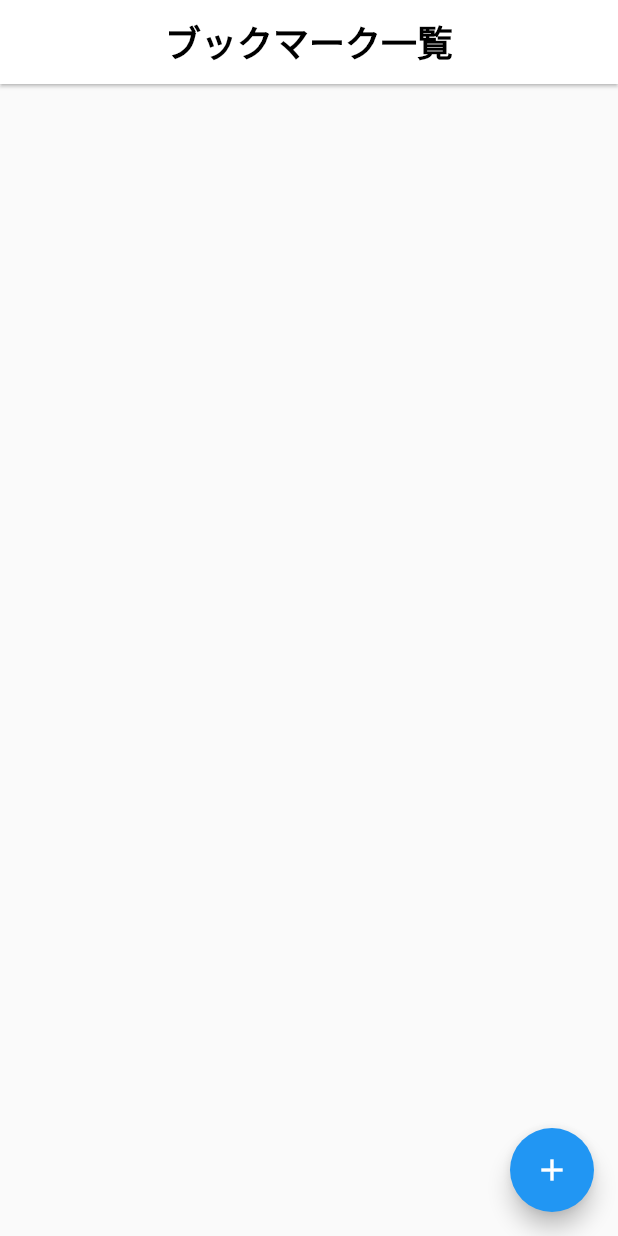
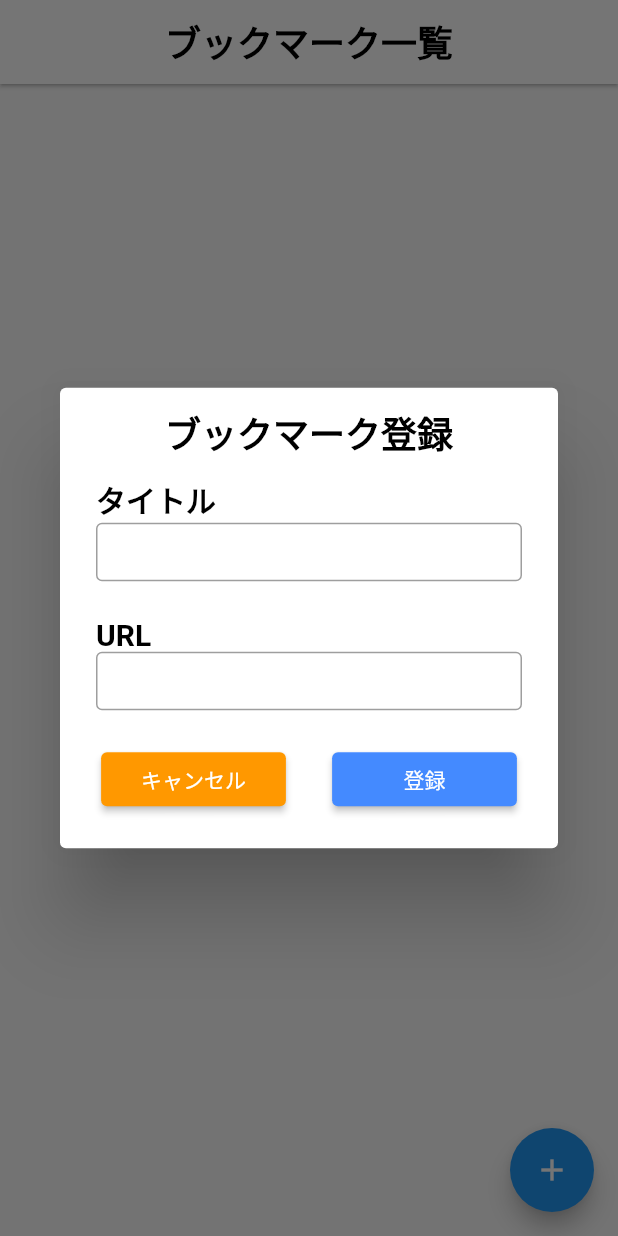
Before and after one commit to yabu397/inst_browser_app, a Flutter app: the screen it shows after launch, after a tap on the "add" icon, on a phone screen of 412 x 824 dp. Run offline on Flutter 3.47's test engine with Material 2 defaults, Android fonts, the phone set to English and light mode, and no system bars; our stand-ins replace dartz, equatable, flutter_riverpod, go_router, sqflite; accounts and stored records are empty.

Commit message:
Bookmark追加機能追加

```diff
--- a/lib/features/bookmark/data/datasource/bookmark_local_datasource.dart
+++ b/lib/features/bookmark/data/datasource/bookmark_local_datasource.dart
@@ -1,32 +1,30 @@
-import 'dart:convert';
-
 import 'package:dartz/dartz.dart';
-import 'package:flutter_project/shared/data/local/storage_service.dart';
+import 'package:flutter_project/shared/data/local/bookmark_local_db_service.dart';
 import 'package:flutter_project/shared/exceptions/http_exception.dart';
-import 'package:flutter_project/shared/globals.dart';
 import 'package:flutter_project/shared/models/bookmark_model.dart';
+import 'package:sqflite/sqflite.dart';
 
 abstract class BookmarkDataSource {
-  String get storageKey;
+  Future<Either<AppException, List<Bookmark>>> fetchBookmarks();
+  Future<int> insertBookmark(Bookmark bookmark);
+}
 
-  Future<Either<AppException, Bookmark>> fetchBookmarks();
-  Future<bool> saveBookmark({required Bookmark bookmark});
-  Future<bool> deleteBookmark();
-  Future<bool> hasBookmark();
+class BookmarkColumns {
+  static String id = 'id';
+  static String title = 'title';
+  static String url = 'url';
 }
 
 class BookmarkLocalDatasource extends BookmarkDataSource {
-  BookmarkLocalDatasource(this.stroageService);
-
-  final StroageService stroageService;
+  final BookmarkLocalDBService localDB;
+  BookmarkLocalDatasource(this.localDB);
 
   @override
-  String get storageKey => BOOKMARK_LOCAL_STRAGE_KEY;
-
-  @override
-  Future<Either<AppException, Bookmark>> fetchBookmarks() async {
-    final data = await stroageService.get(storageKey);
-    if (data == null) {
+  Future<Either<AppException, List<Bookmark>>> fetchBookmarks() async {
+    final Database? db = await localDB.database;
+    List<Map<String, dynamic>> results =
+        await db!.query(BookmarkLocalDBService.table);
+    if (results.isEmpty) {
       return Left(
         AppException(
           identifier: 'BookmarkLocalDatasource',
@@ -35,24 +33,23 @@ class BookmarkLocalDatasource extends BookmarkDataSource {
         ),
       );
     }
-    final bookmarkJson = jsonDecode(data.toString());
-
-    return Right(Bookmark.fromJson(bookmarkJson));
+    print(results);
+    List<Bookmark> bookmarkList = results
+        .map((result) => Bookmark(
+            id: result[BookmarkColumns.id].toString(),
+            title: result[BookmarkColumns.title],
+            url: result[BookmarkColumns.url]))
+        .toList();
+    return Right(bookmarkList);
   }
 
   @override
-  Future<bool> saveBookmark({required Bookmark bookmark}) async {
-
-    return await stroageService.set(storageKey, jsonEncode(bookmark.toJson()));
-  }
-
-  @override
-  Future<bool> deleteBookmark() async {
-    return await stroageService.remove(storageKey);
-  }
-
-  @override
-  Future<bool> hasBookmark() async {
-    return await stroageService.has(storageKey);
+  Future<int> insertBookmark(Bookmark bookmark) async {
+    final Database? db = await localDB.database;
+    Map<String, dynamic> row = {
+      BookmarkColumns.title: bookmark.title,
+      BookmarkColumns.url: bookmark.url,
+    };
+    return await db!.insert(BookmarkLocalDBService.table, row);
   }
 }
--- a/lib/features/bookmark/domain/repositories/bookmark_repository.dart
+++ b/lib/features/bookmark/domain/repositories/bookmark_repository.dart
@@ -3,8 +3,6 @@ import 'package:flutter_project/shared/exceptions/http_exception.dart';
 import 'package:flutter_project/shared/models/bookmark_model.dart';
 
 abstract class BookmarkRepository {
-  Future<Either<AppException, Bookmark>> fetchBookmarks();
-  Future<bool> saveBookmark({required Bookmark bookmark});
-  Future<bool> deleteBookmark();
-  Future<bool> hasBookmark();
+  Future<Either<AppException, List<Bookmark>>> fetchBookmarks();
+  Future<int> insertBookmark(Bookmark bookmark);
 }
--- a/lib/features/bookmark/presentation/screens/bookmark_screen.dart
+++ b/lib/features/bookmark/presentation/screens/bookmark_screen.dart
@@ -1,4 +1,6 @@
 import 'package:flutter/material.dart';
+import 'package:flutter_project/features/bookmark/presentation/widgets/bookmark_list.dart';
+import 'package:flutter_project/features/bookmark/presentation/widgets/regist_bookmark_dialog.dart';
 import 'package:flutter_project/shared/globals.dart';
 import 'package:flutter_riverpod/flutter_riverpod.dart';
 
@@ -10,8 +12,15 @@ class BookmarkScreen extends ConsumerStatefulWidget {
 }
 
 class _BookmarkScreenState extends ConsumerState<BookmarkScreen> {
-  void _openRegistBookmarkModal() {}
+  void _openRegistBookmarkModal() async {
+    await showDialog(
+        context: context,
+        builder: (BuildContext context) {
+          return const RegistBookmarkModal();
+        });
+  }
 
+  @override
   Widget build(BuildContext context) {
     return Scaffold(
       appBar: AppBar(
@@ -27,9 +36,10 @@ class _BookmarkScreenState extends ConsumerState<BookmarkScreen> {
         backgroundColor: Colors.white,
         elevation: 1,
       ),
+      body: const BookmarkList(),
       floatingActionButton: FloatingActionButton(
         onPressed: _openRegistBookmarkModal,
-        tooltip: 'Increment',
+        tooltip: 'ブックマーク登録',
         child: const Icon(Icons.add),
       ),
     );
--- /dev/null
+++ b/lib/features/bookmark/presentation/widgets/bookmark_list.dart
@@ -0,0 +1,20 @@
+import 'package:flutter/material.dart';
+import 'package:flutter_project/features/bookmark/presentation/providers/bookmark_state_provider.dart';
+import 'package:flutter_riverpod/flutter_riverpod.dart';
+
+class BookmarkList extends ConsumerWidget {
+  const BookmarkList({Key? key}) : super(key: key);
+  @override
+  Widget build(BuildContext context, WidgetRef ref) {
+    final state = ref.watch(bookmarkNotifierProvider);
+    return ListView.builder(
+      itemCount: state.bookmarkList.length,
+      itemBuilder: (context, index) {
+        final myModel = state.bookmarkList[index];
+        return ListTile(
+          title: Text(myModel.title ?? ''),
+        );
+      },
+    );
+  }
+}
--- /dev/null
+++ b/lib/features/bookmark/presentation/widgets/regist_bookmark_dialog.dart
@@ -0,0 +1,90 @@
+import 'package:flutter/material.dart';
+import 'package:flutter_project/features/bookmark/presentation/providers/bookmark_state_provider.dart';
+import 'package:flutter_project/shared/globals.dart';
+import 'package:flutter_project/shared/widgets/input_text_box.dart';
+import 'package:flutter_riverpod/flutter_riverpod.dart';
+
+class RegistBookmarkModal extends ConsumerStatefulWidget {
+  const RegistBookmarkModal({Key? key}) : super(key: key);
+
+  @override
+  ConsumerState<RegistBookmarkModal> createState() =>
+      _RegistBookmarkModalState();
+}
+
+class _RegistBookmarkModalState extends ConsumerState<RegistBookmarkModal> {
+  @override
+  Widget build(BuildContext context) {
+    final state = ref.watch(bookmarkNotifierProvider);
+    final notifier = ref.read(bookmarkNotifierProvider.notifier);
+    return Dialog(
+      child: Padding(
+        padding: Size.defaultInsets,
+        child: Column(mainAxisSize: MainAxisSize.min, children: [
+          const Text(
+            RESIST_BOOKMARK_MODAL_TITLE,
+            style: TextStyle(
+              color: Colors.black,
+              fontSize: Size.titleSize,
+              fontWeight: FontWeight.bold,
+            ),
+          ),
+          InputTextBox(
+            title: 'タイトル',
+            onSubmitted: (String value) => notifier.setTitle(value),
+          ),
+          InputTextBox(
+            title: 'URL',
+            onSubmitted: (String value) => notifier.setUrl(value),
+          ),
+          Padding(
+            padding: const EdgeInsets.only(
+              top: Size.paddingSize,
+              bottom: Size.paddingSize,
+            ),
+            child: Row(
+              mainAxisAlignment: MainAxisAlignment.spaceEvenly,
+              children: [
+                Expanded(
+                  child: FractionallySizedBox(
+                    widthFactor: 0.8,
+                    child: ElevatedButton(
+                      style: ElevatedButton.styleFrom(
+                        foregroundColor: Colors.white,
+                        backgroundColor: Colors.orange,
+                      ),
+                      onPressed: () {
+                        notifier
+                            .fetchBookmarks()
+                            .then((value) => print(state.bookmarkList));
+                      },
+                      child: const Text('キャンセル'),
+                    ),
+                  ),
+                ),
+                Expanded(
+                  child: FractionallySizedBox(
+                    widthFactor: 0.8,
+                    child: ElevatedButton(
+                      style: ElevatedButton.styleFrom(
+                        foregroundColor: Colors.white,
+                        backgroundColor: Colors.blueAccent,
+                      ),
+                      onPressed: () {
+                        notifier.insertBookmark(state.bookmark).then((value) =>
+                            notifier
+                                .fetchBookmarks()
+                                .then((value) => print(state.bookmarkList)));
+                      },
+                      child: const Text('登録'),
+                    ),
+                  ),
+                ),
+              ],
+            ),
+          )
+        ]),
+      ),
+    );
+  }
+}
--- /dev/null
+++ b/lib/shared/data/local/bookmark_local_db_service.dart
@@ -0,0 +1,43 @@
+import 'dart:async';
+import 'package:sqflite/sqflite.dart';
+import 'package:path/path.dart';
+
+class BookmarkLocalDBService {
+  BookmarkLocalDBService._privateConstructor();
+  static final BookmarkLocalDBService instance =
+      BookmarkLocalDBService._privateConstructor();
+  static Database? _database;
+
+  Future<Database?> get database async {
+    if (_database != null) return _database;
+    _database = await _initDatabase();
+    return _database;
+  }
+
+  final String _dbName = 'local_storage.db';
+  final int _databaseVersion = 1;
+  static const table = 'bookmarks';
+  _initDatabase() async {
+    String databasesPath = await getDatabasesPath();
+    String dbPath = join(databasesPath, _dbName);
+    // データベース接続
+    return await openDatabase(dbPath,
+        version: _databaseVersion, onCreate: _onCreate);
+  }
+
+  Future deleteLocalDatabase() async {
+    String databasesPath = await getDatabasesPath();
+    String dbPath = join(databasesPath, _dbName);
+    deleteDatabase(dbPath);
+  }
+
+  Future _onCreate(Database db, int version) async {
+    await db.execute('''
+          CREATE TABLE $table (
+            id INTEGER PRIMARY KEY AUTOINCREMENT,
+            title TEXT NOT NULL,
+            url TEXT NOT NULL
+          )
+          ''');
+  }
+}
--- a/lib/shared/globals.dart
+++ b/lib/shared/globals.dart
@@ -10,3 +10,10 @@ abstract class CustomColors {
 const String BOOKMARK_LOCAL_STRAGE_KEY = 'bookmark';
 const String BOOKMARK_TITLE = 'ブックマーク一覧';
 const String RESIST_BOOKMARK_MODAL_TITLE = 'ブックマーク登録';
+
+abstract class Size {
+  static const double titleSize = 24.0;
+  static const double labelSize = 20.0;
+  static const EdgeInsets defaultInsets = EdgeInsets.all(12.0);
+  static const double paddingSize = 10.0;
+}
--- /dev/null
+++ b/lib/shared/widgets/input_text_box.dart
@@ -0,0 +1,38 @@
+import 'package:flutter/material.dart';
+import 'package:flutter_project/shared/globals.dart';
+
+class InputTextBox extends StatelessWidget {
+  const InputTextBox({Key? key, required this.title, required this.onSubmitted})
+      : super(key: key);
+
+  final String title;
+  final Function(String) onSubmitted;
+  @override
+  Widget build(BuildContext context) {
+    return Padding(
+        padding: Size.defaultInsets,
+        child: Column(children: [
+          SizedBox(
+            width: double.infinity,
+            child: Text(
+              title,
+              style: const TextStyle(
+                color: Colors.black,
+                fontSize: Size.labelSize,
+                fontWeight: FontWeight.bold,
+              ),
+            ),
+          ),
+          TextField(
+              decoration: const InputDecoration(
+                border: OutlineInputBorder(),
+                contentPadding: EdgeInsets.symmetric(
+                  vertical: Size.paddingSize,
+                  horizontal: Size.paddingSize,
+                ),
+                isDense: true,
+              ),
+              onSubmitted: onSubmitted)
+        ]));
+  }
+}
```
Also changed, not shown: lib/features/bookmark/data/repositories/bookmark_repository_impl.dart (+3 -13 lines), lib/features/bookmark/domain/providers/bookmark_provider.dart (+6 -7 lines), lib/features/bookmark/presentation/providers/state/bookmark_notifier.dart (+30 -2 lines), lib/features/bookmark/presentation/providers/state/bookmark_state.dart (+17 -3 lines), lib/shared/models/bookmark_model.dart (+7 -14 lines).
